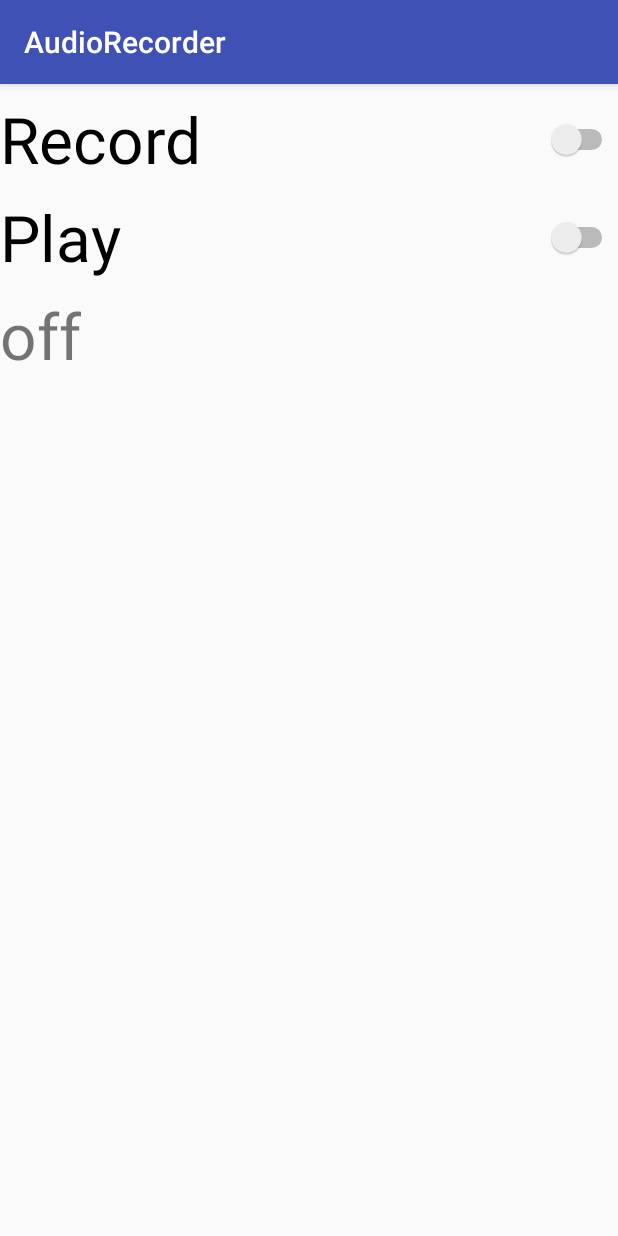
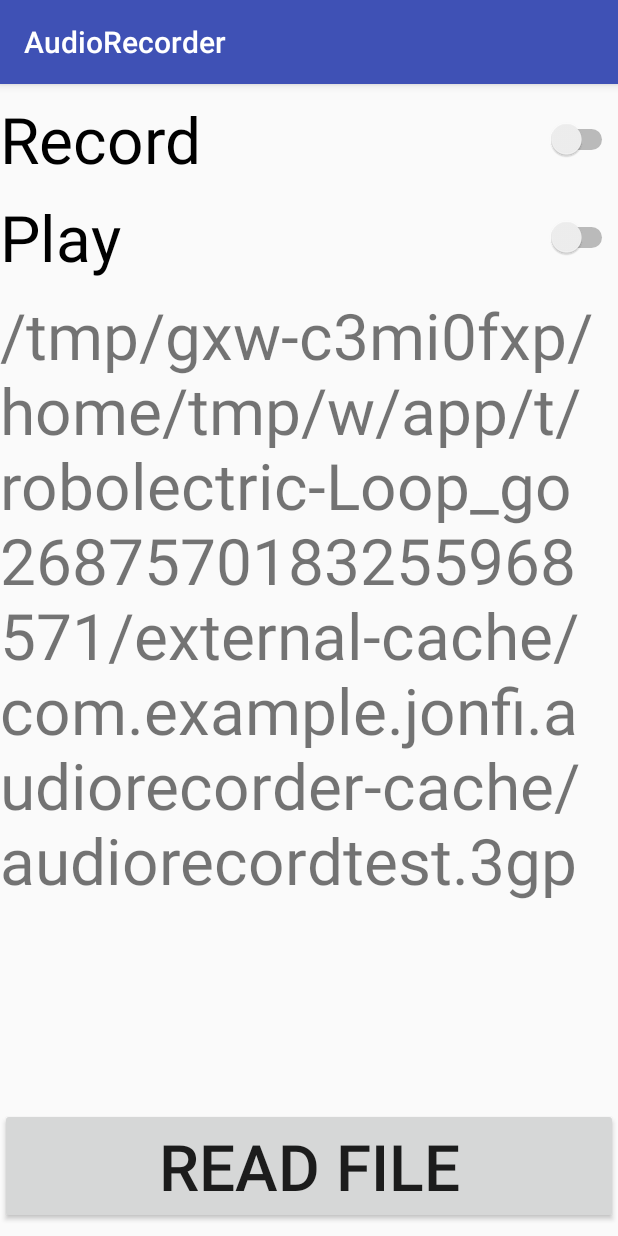
Before and after one commit to evgenyFinkin/AudioRecorder, an Android app: the screen it shows after launch (MainActivity), on a phone screen of 412 x 824 dp. Run offline under Robolectric (Android 15) with nearby library versions, the phone set to English and light mode, and no system bars.

Commit message:
Now i can Save Files internally or in and externally

```diff
--- a/app/src/main/java/com/example/jonfi/audiorecorder/MainActivity.java
+++ b/app/src/main/java/com/example/jonfi/audiorecorder/MainActivity.java
@@ -4,28 +4,32 @@ import android.Manifest;
 import android.content.pm.PackageManager;
 import android.media.MediaPlayer;
 import android.media.MediaRecorder;
+import android.os.Environment;
 import android.support.annotation.NonNull;
 import android.support.v4.app.ActivityCompat;
 import android.support.v7.app.AppCompatActivity;
 import android.os.Bundle;
+import android.view.View;
+import android.widget.Button;
 import android.widget.CompoundButton;
 import android.widget.Switch;
 import android.widget.TextView;
 
+
 import java.io.File;
-import java.io.FileNotFoundException;
-import java.io.FileOutputStream;
 import java.io.IOException;
+
+import static android.os.Environment.getExternalStoragePublicDirectory;
 
 
 public class MainActivity extends AppCompatActivity {
 
     Switch swiRecord, swiPlay;
+    Button buttReadFile;
     TextView test;
 
     String mFileName = null;
-    File audioFile;
-    FileOutputStream outputStream;
+    File file;
 
     // Requesting permission to RECORD_AUDIO
     private boolean permissionToRecordAccepted = false;
@@ -56,17 +60,23 @@ public class MainActivity extends AppCompatActivity {
 
         swiRecord=(Switch)findViewById(R.id.swiRecord);
         swiPlay=(Switch)findViewById(R.id.swiPlay);
-
+        buttReadFile=(Button)findViewById(R.id.buttReadFile);
 
         test=(TextView)findViewById(R.id.test);
         test.setText("off");
 
-        mFileName = getExternalCacheDir().getAbsolutePath();
-        mFileName += "/audiorecordtest.3gp";
-
-        File audioFile=new File(MainActivity.this.getFilesDir(),"audiorecordtest.3gp");
 
 
+
+        if(isExternalStorageWritable())    {
+            mFileName=getExternalFilesDir(Environment.DIRECTORY_MUSIC)
+                    .getAbsolutePath();
+        }else {
+            mFileName = getExternalCacheDir().getAbsolutePath();
+        }
+
+        mFileName += "/audiorecordtest.3gp";
+        test.setText(mFileName);
 
         swiRecord.setOnCheckedChangeListener(new CompoundButton.OnCheckedChangeListener() {
             @Override
@@ -81,25 +91,13 @@ public class MainActivity extends AppCompatActivity {
                     } catch (IOException e) {
                         e.printStackTrace();
                     }
-
                     mMediaRecorder.start();
-
                 }else   {
                     test.setText("off");
 
                     mMediaRecorder.stop();
                     mMediaRecorder.release();
                     mMediaRecorder=null;
-
-                    try {
-                        outputStream=openFileOutput("audiorecordtest.3gp",MODE_PRIVATE);
-                        outputStream.write(mFileName.getBytes());
-                        outputStream.close();
-                    } catch (FileNotFoundException e) {
-                        e.printStackTrace();
-                    } catch (IOException e) {
-                        e.printStackTrace();
-                    }
                 }
             }
         });
@@ -123,15 +121,30 @@ public class MainActivity extends AppCompatActivity {
                 }
             }
         });
+
+        buttReadFile.setOnClickListener(new View.OnClickListener() {
+            @Override
+            public void onClick(View view) {
+
+            }
+        });
     }
 
 
     private void MediaRecorderReady() {
-        mMediaRecorder=new MediaRecorder();
+        mMediaRecorder = new MediaRecorder();
         mMediaRecorder.setAudioSource(MediaRecorder.AudioSource.MIC);
         mMediaRecorder.setOutputFormat(MediaRecorder.OutputFormat.THREE_GPP);
         mMediaRecorder.setAudioEncoder(MediaRecorder.OutputFormat.AMR_NB);
         mMediaRecorder.setOutputFile(mFileName);
+    }
 
+    public boolean isExternalStorageWritable() {
+        String state = Environment.getExternalStorageState();
+        if (Environment.MEDIA_MOUNTED.equals(state)) {
+            return true;
+        }
+        return false;
     }
+
 }
--- a/app/src/main/res/layout/activity_main.xml
+++ b/app/src/main/res/layout/activity_main.xml
@@ -33,4 +33,14 @@
         android:textSize="64px"
         android:layout_marginTop="8dp"
         android:layout_below="@+id/swiPlay"/>
+
+    <Button
+        android:id="@+id/buttReadFile"
+        android:layout_width="match_parent"
+        android:layout_height="wrap_content"
+        android:layout_alignParentBottom="true"
+        android:layout_centerHorizontal="true"
+        android:text="Read file"
+        android:textSize="64px"
+        android:layout_marginBottom="8dp" />
 </RelativeLayout>
```
